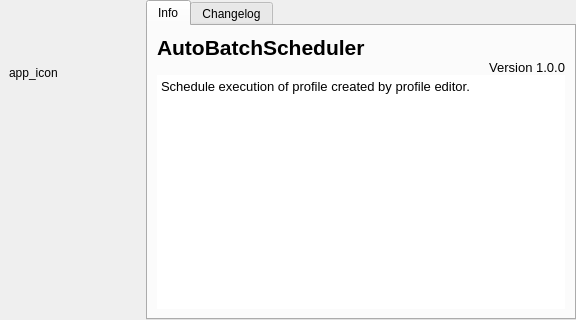
Old version of the form src/AutoBatchScheduler/aboutabs.ui in the repository karakirimu/AutoBatchTools.
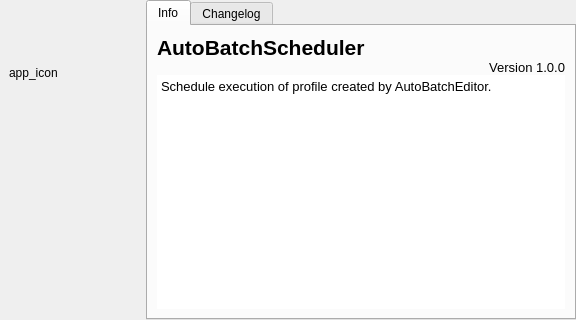
New version of the form.

```diff
--- a/src/AutoBatchScheduler/aboutabs.ui
+++ b/src/AutoBatchScheduler/aboutabs.ui
@@ -168,7 +168,7 @@
 &lt;html&gt;&lt;head&gt;&lt;meta name=&quot;qrichtext&quot; content=&quot;1&quot; /&gt;&lt;style type=&quot;text/css&quot;&gt;
 p, li { white-space: pre-wrap; }
 &lt;/style&gt;&lt;/head&gt;&lt;body style=&quot; font-family:'Arial'; font-size:10pt; font-weight:400; font-style:normal;&quot;&gt;
-&lt;p style=&quot; margin-top:0px; margin-bottom:0px; margin-left:0px; margin-right:0px; -qt-block-indent:0; text-indent:0px;&quot;&gt;Schedule execution of profile created by profile editor.&lt;/p&gt;&lt;/body&gt;&lt;/html&gt;</string>
+&lt;p style=&quot; margin-top:0px; margin-bottom:0px; margin-left:0px; margin-right:0px; -qt-block-indent:0; text-indent:0px;&quot;&gt;Schedule execution of profile created by AutoBatchEditor.&lt;/p&gt;&lt;/body&gt;&lt;/html&gt;</string>
             </property>
            </widget>
           </item>
```
